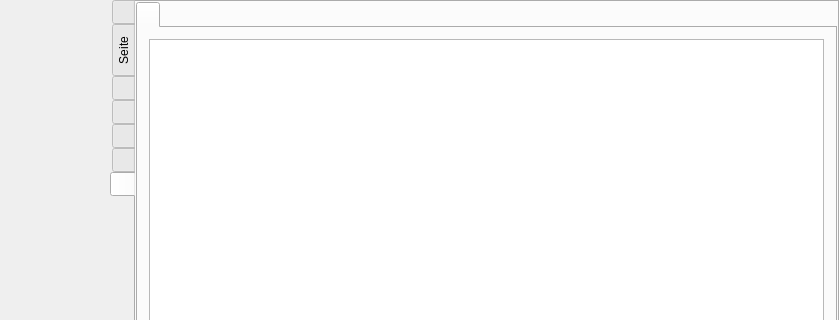
This is src/formMainWindow.ui in vkohaupt/vokoscreenNG as Qt 5 draws it before an edit; both pictures show x 0 to 839 and y 0 to 320 of the 839 by 580 pixel window. The edited form follows.
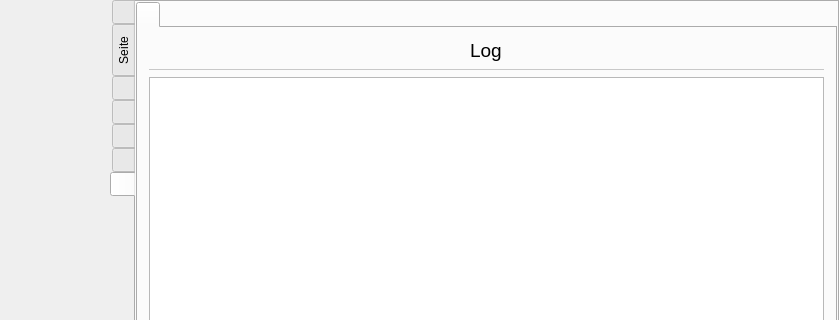
This is the edited form. The open tabs and pages were chosen to show the change. Icons and pictures are not drawn.

Patch:
```diff
--- a/src/formMainWindow.ui
+++ b/src/formMainWindow.ui
@@ -6569,6 +6569,32 @@
             <property name="bottomMargin">
              <number>6</number>
             </property>
+            <item alignment="Qt::AlignmentFlag::AlignHCenter">
+             <widget class="QLabel" name="label_22">
+              <property name="font">
+               <font>
+                <pointsize>14</pointsize>
+               </font>
+              </property>
+              <property name="text">
+               <string>Log</string>
+              </property>
+             </widget>
+            </item>
+            <item>
+             <widget class="Line" name="line_14">
+              <property name="styleSheet">
+               <string notr="true">color: rgb(200, 200, 200);
+</string>
+              </property>
+              <property name="frameShadow">
+               <enum>QFrame::Shadow::Plain</enum>
+              </property>
+              <property name="orientation">
+               <enum>Qt::Orientation::Horizontal</enum>
+              </property>
+             </widget>
+            </item>
             <item>
              <widget class="QTextBrowser" name="textBrowser"/>
             </item>
```
Left out of the diff: 17 changed lines with no effect on the pictures.
